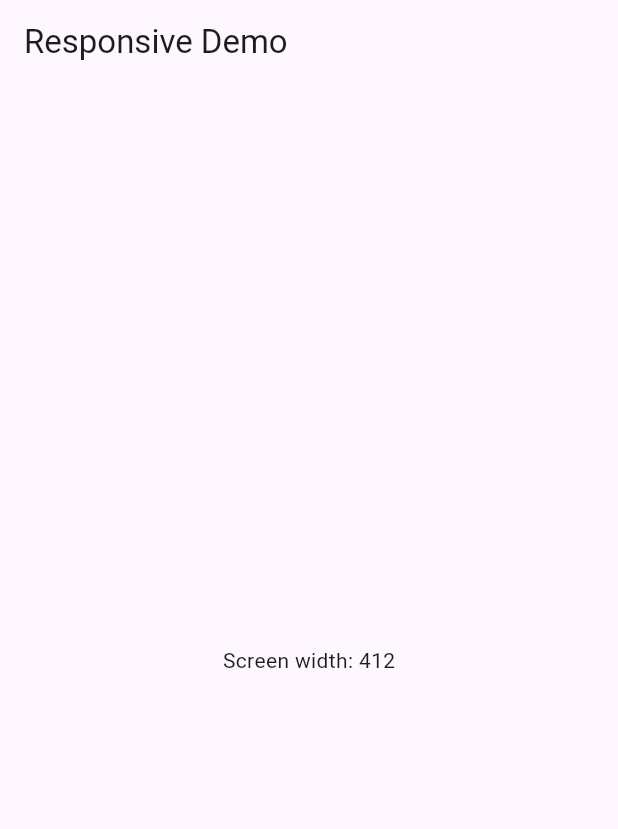
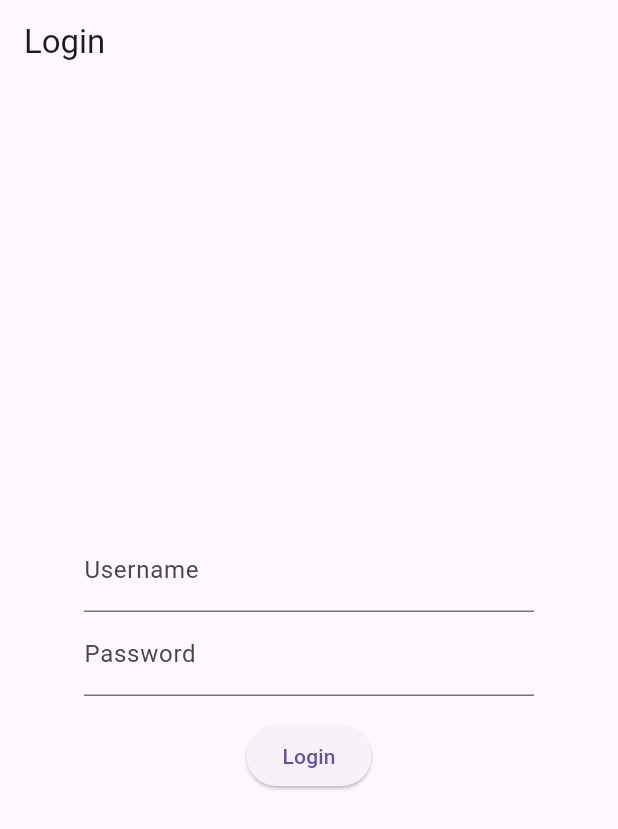
Before and after one commit to MrMoneyDeveloper/FrankTheLocalLLM, a Flutter app: the screen it shows after launch, on a phone screen of 412 x 824 dp. Shown: the top 829 px of the screen. Run offline on Flutter 3.47's test engine with Material 3 defaults, Android fonts, the phone set to English and light mode, and no system bars; our stand-ins replace responsive_framework, shared_preferences.

Commit message:
Add responsive Flutter dashboard with backend service

```diff
--- /dev/null
+++ b/lib/backend_service.dart
@@ -0,0 +1,95 @@
+import 'dart:convert';
+import 'package:flutter/material.dart';
+import 'package:http/http.dart' as http;
+import 'package:shared_preferences/shared_preferences.dart';
+
+class BackendService {
+  BackendService(this.baseUrl);
+
+  final String baseUrl;
+  String? _token;
+
+  bool get isLoggedIn => _token != null;
+
+  Future<void> init() async {
+    final prefs = await SharedPreferences.getInstance();
+    _token = prefs.getString('token');
+  }
+
+  Future<bool> login(String username, String password) async {
+    final resp = await http.post(
+      Uri.parse('$baseUrl/auth/login'),
+      headers: {'Content-Type': 'application/json'},
+      body: jsonEncode({'username': username, 'password': password}),
+    );
+    if (resp.statusCode == 200) {
+      final data = jsonDecode(resp.body) as Map<String, dynamic>;
+      _token = data['access_token'] as String?;
+      final prefs = await SharedPreferences.getInstance();
+      await prefs.setString('token', _token!);
+      return true;
+    }
+    return false;
+  }
+
+  Future<http.Response> _authorizedRequest(Future<http.Response> Function(Map<String, String> headers) send) async {
+    final headers = <String, String>{'Content-Type': 'application/json'};
+    if (_token != null) {
+      headers['Authorization'] = 'Bearer $_token';
+    }
+    var resp = await send(headers);
+    if (resp.statusCode == 401 && _token != null) {
+      final prefs = await SharedPreferences.getInstance();
+      await prefs.remove('token');
+      _token = null;
+    }
+    return resp;
+  }
+
+  Future<List<Entry>> fetchEntries() async {
+    final resp = await _authorizedRequest((headers) {
+      return http.get(Uri.parse('$baseUrl/entries/'), headers: headers);
+    });
+    if (resp.statusCode == 200) {
+      final data = jsonDecode(resp.body) as List<dynamic>;
+      return data.map((e) => Entry.fromJson(e as Map<String, dynamic>)).toList();
+    }
+    throw Exception('Failed to load entries');
+  }
+
+  Stream<String> chatStream(String message) async* {
+    final resp = await _authorizedRequest((headers) {
+      return http.post(Uri.parse('$baseUrl/chat/'), headers: headers, body: jsonEncode({'message': message}));
+    });
+    if (resp.statusCode == 200) {
+      final data = jsonDecode(resp.body) as Map<String, dynamic>;
+      final text = data['response'] as String? ?? '';
+      for (var i = 1; i <= text.length; i++) {
+        await Future<void>.delayed(const Duration(milliseconds: 20));
+        yield text.substring(0, i);
+      }
+    } else {
+      throw Exception('Chat failed');
+    }
+  }
+
+  Future<void> purgeCache() async {
+    await _authorizedRequest((headers) {
+      return http.delete(Uri.parse('$baseUrl/chat/cache'), headers: headers);
+    });
+  }
+}
+
+class Entry {
+  Entry({required this.id, required this.content, this.summary});
+
+  factory Entry.fromJson(Map<String, dynamic> json) => Entry(
+        id: json['id'] as int,
+        content: json['content'] as String,
+        summary: json['summary'] as String?,
+      );
+
+  final int id;
+  final String content;
+  final String? summary;
+}
--- /dev/null
+++ b/lib/dashboard.dart
@@ -0,0 +1,106 @@
+import 'package:flutter/material.dart';
+import 'package:responsive_framework/responsive_framework.dart';
+
+import 'backend_service.dart';
+import 'pages/chat_page.dart';
+import 'pages/login_page.dart';
+import 'pages/settings_page.dart';
+import 'pages/tasks_page.dart';
+
+class FrankApp extends StatefulWidget {
+  const FrankApp({super.key});
+
+  @override
+  State<FrankApp> createState() => _FrankAppState();
+}
+
+class _FrankAppState extends State<FrankApp> {
+  final _service = BackendService('http://localhost:8000/api');
+  bool _ready = false;
+  bool _darkMode = false;
+  double _temperature = 0.7;
+  int _index = 0;
+
+  @override
+  void initState() {
+    super.initState();
+    _service.init().then((_) => setState(() => _ready = true));
+  }
+
+  @override
+  Widget build(BuildContext context) {
+    final theme = ThemeData(useMaterial3: true, brightness: _darkMode ? Brightness.dark : Brightness.light);
+    return MaterialApp(
+      theme: theme,
+      builder: (context, child) => ResponsiveBreakpoints.builder(
+        child: child!,
+        breakpoints: [
+          const Breakpoint(start: 0, end: 450, name: MOBILE),
+          const Breakpoint(start: 451, end: 800, name: TABLET),
+          const Breakpoint(start: 801, end: 1920, name: DESKTOP),
+          const Breakpoint(start: 1921, end: double.infinity, name: '4K'),
+        ],
+      ),
+      home: _ready ? _buildHome() : const SizedBox.shrink(),
+    );
+  }
+
+  Widget _buildHome() {
+    if (!_service.isLoggedIn) {
+      return LoginPage(
+        service: _service,
+        onLoggedIn: () => setState(() {}),
+      );
+    }
+
+    final pages = [
+      TasksPage(service: _service),
+      ChatPage(service: _service),
+      SettingsPage(
+        service: _service,
+        darkMode: _darkMode,
+        temperature: _temperature,
+        onThemeChanged: (v) => setState(() => _darkMode = v),
+      ),
+    ];
+
+    final items = const [
+      BottomNavigationBarItem(icon: Icon(Icons.list), label: 'Tasks'),
+      BottomNavigationBarItem(icon: Icon(Icons.chat), label: 'Chat'),
+      BottomNavigationBarItem(icon: Icon(Icons.settings), label: 'Settings'),
+    ];
+
+    return LayoutBuilder(
+      builder: (context, constraints) {
+        final isDesktop = constraints.maxWidth >= 801;
+        final content = IndexedStack(index: _index, children: pages);
+        if (isDesktop) {
+          return Scaffold(
+            body: Row(
+              children: [
+                NavigationRail(
+                  selectedIndex: _index,
+                  onDestinationSelected: (i) => setState(() => _index = i),
+                  destinations: const [
+                    NavigationRailDestination(icon: Icon(Icons.list), label: Text('Tasks')),
+                    NavigationRailDestination(icon: Icon(Icons.chat), label: Text('Chat')),
+                    NavigationRailDestination(icon: Icon(Icons.settings), label: Text('Settings')),
+                  ],
+                ),
+                Expanded(child: content),
+              ],
+            ),
+          );
+        }
+        return Scaffold(
+          body: content,
+          bottomNavigationBar: BottomNavigationBar(
+            currentIndex: _index,
+            items: items,
+            onTap: (i) => setState(() => _index = i),
+          ),
+        );
+      },
+    );
+  }
+}
--- a/lib/main.dart
+++ b/lib/main.dart
@@ -1,45 +1,6 @@
 import 'package:flutter/material.dart';
-import 'package:responsive_framework/responsive_framework.dart';
+import 'dashboard.dart';
 
 void main() {
-  runApp(const MyApp());
+  runApp(const FrankApp());
 }
-
-class MyApp extends StatelessWidget {
-  const MyApp({super.key});
-
-  @override
-  Widget build(BuildContext context) {
-    return MaterialApp(
-      title: 'Responsive Flutter Web',
-      builder: (context, widget) => ResponsiveWrapper.builder(
-        ClampingScrollWrapper.builder(context, widget!),
-        breakpoints: const [
-          ResponsiveBreakpoint.autoScale(480, name: MOBILE),
-          ResponsiveBreakpoint.autoScale(800, name: TABLET),
-          ResponsiveBreakpoint.autoScale(1000, name: DESKTOP),
-          ResponsiveBreakpoint.autoScale(2460, name: '4K'),
-        ],
-      ),
-      home: const MyHomePage(),
-    );
-  }
-}
-
-class MyHomePage extends StatelessWidget {
-  const MyHomePage({super.key});
-
-  @override
-  Widget build(BuildContext context) {
-    return Scaffold(
-      appBar: AppBar(
-        title: const Text('Responsive Demo'),
-      ),
-      body: Center(
-        child: Text(
-          'Screen width: ${MediaQuery.of(context).size.width.toStringAsFixed(0)}',
-        ),
-      ),
-    );
-  }
-}
--- /dev/null
+++ b/lib/pages/login_page.dart
@@ -0,0 +1,78 @@
+import 'package:flutter/material.dart';
+import '../backend_service.dart';
+
+class LoginPage extends StatefulWidget {
+  const LoginPage({super.key, required this.service, required this.onLoggedIn});
+
+  final BackendService service;
+  final VoidCallback onLoggedIn;
+
+  @override
+  State<LoginPage> createState() => _LoginPageState();
+}
+
+class _LoginPageState extends State<LoginPage> {
+  final _formKey = GlobalKey<FormState>();
+  final _userController = TextEditingController();
+  final _passController = TextEditingController();
+  bool _loading = false;
+  String? _error;
+
+  @override
+  Widget build(BuildContext context) {
+    return Scaffold(
+      appBar: AppBar(title: const Text('Login')),
+      body: Center(
+        child: SizedBox(
+          width: 300,
+          child: Form(
+            key: _formKey,
+            child: Column(
+              mainAxisSize: MainAxisSize.min,
+              children: [
+                TextFormField(
+                  controller: _userController,
+                  decoration: const InputDecoration(labelText: 'Username'),
+                  validator: (v) => v == null || v.isEmpty ? 'Enter username' : null,
+                ),
+                TextFormField(
+                  controller: _passController,
+                  decoration: const InputDecoration(labelText: 'Password'),
+                  obscureText: true,
+                  validator: (v) => v == null || v.isEmpty ? 'Enter password' : null,
+                ),
+                if (_error != null)
+                  Padding(
+                    padding: const EdgeInsets.only(top: 8),
+                    child: Text(_error!, style: const TextStyle(color: Colors.red)),
+                  ),
+                const SizedBox(height: 16),
+                ElevatedButton(
+                  onPressed: _loading ? null : _submit,
+                  child: _loading ? const CircularProgressIndicator() : const Text('Login'),
+                ),
+              ],
+            ),
+          ),
+        ),
+      ),
+    );
+  }
+
+  Future<void> _submit() async {
+    if (!_formKey.currentState!.validate()) return;
+    setState(() {
+      _loading = true;
+      _error = null;
+    });
+    final ok = await widget.service.login(_userController.text, _passController.text);
+    if (ok) {
+      widget.onLoggedIn();
+    } else {
+      setState(() {
+        _error = 'Login failed';
+      });
+    }
+    setState(() => _loading = false);
+  }
+}
--- a/pubspec.yaml
+++ b/pubspec.yaml
@@ -9,7 +9,10 @@ environment:
 dependencies:
   flutter:
     sdk: flutter
-  responsive_framework: ^1.1.1
+  responsive_framework: ^1.5.1
+  http: ^1.1.0
+  provider: ^6.0.5
+  shared_preferences: ^2.2.2
 
 dev_dependencies:
   flutter_test:
```
Also changed, not shown: lib/pages/chat_page.dart (added, +113 -0 lines), lib/pages/settings_page.dart (added, +64 -0 lines), lib/pages/tasks_page.dart (added, +92 -0 lines), pubspec.lock (added), 1 other file.
